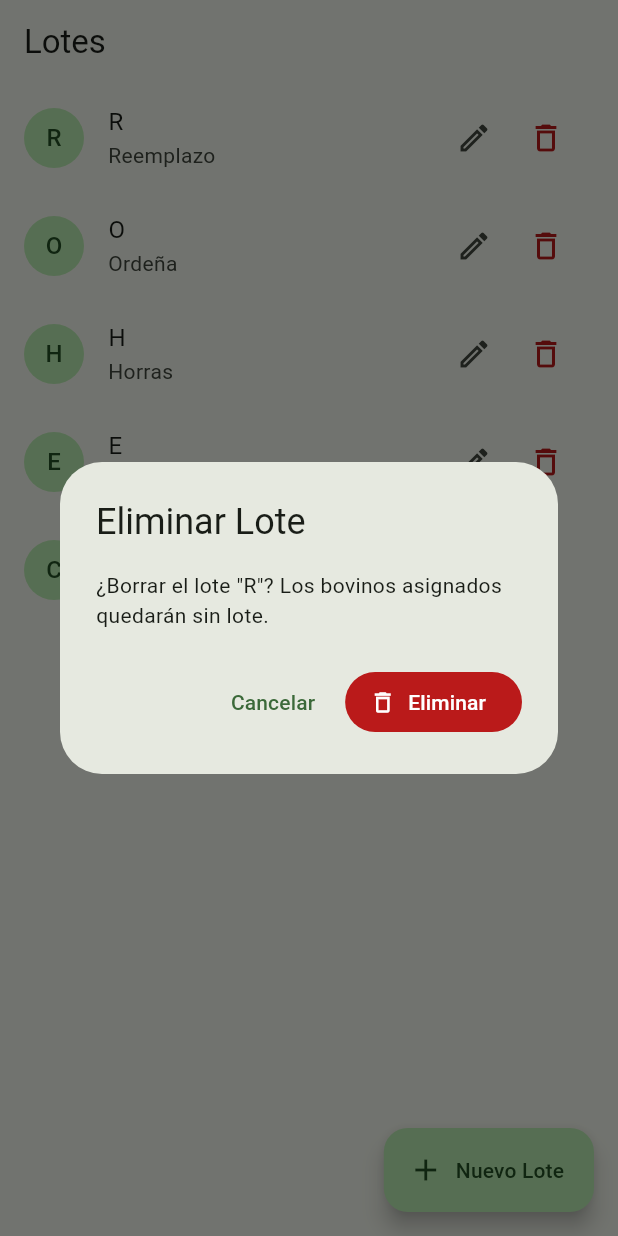
After one commit to BenyHdezM/ProjectBovine, a Flutter app: the LotesListScreen screen opened by its route, after a tap on the "delete outline" icon, on a phone screen of 412 x 824 dp. The commit adds this screen. Run offline on Flutter 3.47's test engine with Material 3 defaults, Android fonts, the phone set to English and light mode, and no system bars; our stand-ins replace drift, drift_flutter, flutter_riverpod, go_router, image_picker; accounts and stored records are empty; generated files the repository leaves out were written again.

Commit message:
feat: Lotes ahora puede modificarse y agregar mas

```diff
--- a/lib/app/router.dart
+++ b/lib/app/router.dart
@@ -4,6 +4,8 @@ import '../features/bovinos/presentation/screens/bovino_form_screen.dart';
 import '../features/bovinos/presentation/screens/bovinos_list_screen.dart';
 import '../features/duenos/presentation/screens/dueno_form_screen.dart';
 import '../features/duenos/presentation/screens/duenos_list_screen.dart';
+import '../features/lotes/presentation/screens/lote_form_screen.dart';
+import '../features/lotes/presentation/screens/lotes_list_screen.dart';
 
 final appRouter = GoRouter(
   initialLocation: '/',
@@ -38,5 +40,20 @@ final appRouter = GoRouter(
         return DuenoFormScreen(dueno: dueno);
       },
     ),
+    GoRoute(
+      path: '/lotes',
+      builder: (_, __) => const LotesListScreen(),
+    ),
+    GoRoute(
+      path: '/lotes/new',
+      builder: (_, __) => const LoteFormScreen(),
+    ),
+    GoRoute(
+      path: '/lotes/:id',
+      builder: (context, state) {
+        final lote = state.extra as Lote?;
+        return LoteFormScreen(lote: lote);
+      },
+    ),
   ],
 );
--- a/lib/core/database/app_database.dart
+++ b/lib/core/database/app_database.dart
@@ -44,13 +44,30 @@ class AppDatabase extends _$AppDatabase {
   AppDatabase() : super(_openConnection());
 
   @override
-  int get schemaVersion => 1;
+  int get schemaVersion => 2;
 
   @override
   MigrationStrategy get migration => MigrationStrategy(
         onCreate: (Migrator m) async {
           await m.createAll();
           await _seedData();
+        },
+        onUpgrade: (Migrator m, int from, int to) async {
+          if (from < 2) {
+            // Recreate lotes without the CHECK(clave IN ...) constraint
+            await customStatement('PRAGMA foreign_keys = OFF');
+            await customStatement('''
+              CREATE TABLE lotes_new (
+                id INTEGER NOT NULL PRIMARY KEY AUTOINCREMENT,
+                clave TEXT NOT NULL UNIQUE,
+                descripcion TEXT
+              )
+            ''');
+            await customStatement('INSERT INTO lotes_new SELECT id, clave, descripcion FROM lotes');
+            await customStatement('DROP TABLE lotes');
+            await customStatement('ALTER TABLE lotes_new RENAME TO lotes');
+            await customStatement('PRAGMA foreign_keys = ON');
+          }
         },
       );
 
@@ -61,6 +78,7 @@ class AppDatabase extends _$AppDatabase {
         const LotesCompanion(clave: Value('O'), descripcion: Value('Ordeña')),
         const LotesCompanion(clave: Value('H'), descripcion: Value('Horras')),
         const LotesCompanion(clave: Value('E'), descripcion: Value('Engorda')),
+        const LotesCompanion(clave: Value('C'), descripcion: Value('Crías')),
       ]);
       b.insertAll(razas, const [
         RazasCompanion(nombre: Value('Angus')),
--- a/lib/core/database/daos/bovinos_dao.dart
+++ b/lib/core/database/daos/bovinos_dao.dart
@@ -63,6 +63,16 @@ class BovinosDao extends DatabaseAccessor<AppDatabase>
 
   Future<List<Lote>> getAllLotes() => select(db.lotes).get();
   Stream<List<Lote>> watchAllLotes() => select(db.lotes).watch();
+
+  Future<int> insertLote(LotesCompanion lote) => into(db.lotes).insert(lote);
+
+  Future<bool> updateLote(LotesCompanion lote) => update(db.lotes).replace(lote);
+
+  Future<void> deleteLoteClean(int id) => transaction(() async {
+        await (update(db.bovinos)..where((b) => b.loteId.equals(id)))
+            .write(const BovinosCompanion(loteId: Value(null)));
+        await (delete(db.lotes)..where((l) => l.id.equals(id))).go();
+      });
 
   /// Inserta un bovino y opcionalmente le asigna un dueño en una transacción.
   Future<int> insertBovinoWithDueno(
--- a/lib/core/database/tables/lotes_table.dart
+++ b/lib/core/database/tables/lotes_table.dart
@@ -3,7 +3,6 @@ import 'package:drift/drift.dart';
 class Lotes extends Table {
   IntColumn get id => integer().autoIncrement()();
   // R=Reemplazo, O=Ordeña, H=Horras, E=Engorda
-  TextColumn get clave =>
-      text().customConstraint("NOT NULL UNIQUE CHECK(clave IN ('R','O','H','E'))")();
+  TextColumn get clave => text().customConstraint('NOT NULL UNIQUE')();
   TextColumn get descripcion => text().nullable()();
 }
--- a/lib/features/bovinos/presentation/screens/bovino_form_screen.dart
+++ b/lib/features/bovinos/presentation/screens/bovino_form_screen.dart
@@ -370,7 +370,10 @@ class _BovinoFormScreenState extends ConsumerState<BovinoFormScreen> {
                 lotesAsync.when(
                   loading: () => const LinearProgressIndicator(),
                   error: (_, __) => const SizedBox(),
-                  data: (lotes) => DropdownButtonFormField<int>(
+                  data: (lotes) => Row(
+                    children: [
+                      Expanded(
+                        child: DropdownButtonFormField<int>(
                           initialValue: _loteId,
                           decoration: const InputDecoration(
                             labelText: 'Lote',
@@ -379,10 +382,19 @@ class _BovinoFormScreenState extends ConsumerState<BovinoFormScreen> {
                           items: lotes
                               .map((l) => DropdownMenuItem(
                                     value: l.id,
-                              child: Text('${l.clave} — ${l.descripcion ?? ''}'),
+                                    child: Text(
+                                        '${l.clave} — ${l.descripcion ?? ''}'),
                                   ))
                               .toList(),
                           onChanged: (v) => setState(() => _loteId = v),
+                        ),
+                      ),
+                      IconButton(
+                        icon: const Icon(Icons.add_box_outlined),
+                        tooltip: 'Nuevo lote',
+                        onPressed: () => context.push('/lotes/new'),
+                      ),
+                    ],
                   ),
                 ),
                 const SizedBox(height: 16),
--- a/lib/features/bovinos/presentation/screens/bovinos_list_screen.dart
+++ b/lib/features/bovinos/presentation/screens/bovinos_list_screen.dart
@@ -113,6 +113,11 @@ class _BovinosListScreenState extends ConsumerState<BovinosListScreen> {
                 }
               },
             ),
+          IconButton(
+            icon: const Icon(Icons.category_outlined),
+            tooltip: 'Lotes',
+            onPressed: () => context.push('/lotes'),
+          ),
           IconButton(
             icon: const Icon(Icons.people_outline),
             tooltip: 'Dueños',
--- /dev/null
+++ b/lib/features/lotes/presentation/screens/lotes_list_screen.dart
@@ -0,0 +1,108 @@
+import 'package:flutter/material.dart';
+import 'package:flutter_riverpod/flutter_riverpod.dart';
+import 'package:go_router/go_router.dart';
+import '../../../../core/database/app_database.dart';
+import '../../../../core/providers/database_provider.dart';
+import '../../../bovinos/presentation/providers/bovinos_providers.dart';
+
+class LotesListScreen extends ConsumerStatefulWidget {
+  const LotesListScreen({super.key});
+
+  @override
+  ConsumerState<LotesListScreen> createState() => _LotesListScreenState();
+}
+
+class _LotesListScreenState extends ConsumerState<LotesListScreen> {
+  Future<void> _deleteLote(Lote lote) async {
+    final confirm = await showDialog<bool>(
+      context: context,
+      builder: (ctx) => AlertDialog(
+        title: const Text('Eliminar Lote'),
+        content: Text(
+            '¿Borrar el lote "${lote.clave}"? Los bovinos asignados quedarán sin lote.'),
+        actions: [
+          TextButton(
+            onPressed: () => Navigator.pop(ctx, false),
+            child: const Text('Cancelar'),
+          ),
+          FilledButton.icon(
+            icon: const Icon(Icons.delete_outline, size: 18),
+            label: const Text('Eliminar'),
+            onPressed: () => Navigator.pop(ctx, true),
+            style: FilledButton.styleFrom(
+              backgroundColor: Theme.of(context).colorScheme.error,
+            ),
+          ),
+        ],
+      ),
+    );
+
+    if (confirm == true && mounted) {
+      final messenger = ScaffoldMessenger.of(context);
+      try {
+        await ref.read(appDatabaseProvider).bovinosDao.deleteLoteClean(lote.id);
+        if (mounted) {
+          messenger.showSnackBar(
+            SnackBar(content: Text('Lote "${lote.clave}" eliminado')),
+          );
+        }
+      } catch (e) {
+        if (mounted) {
+          messenger.showSnackBar(
+            SnackBar(content: Text('Error al eliminar: $e')),
+          );
+        }
+      }
+    }
+  }
+
+  @override
+  Widget build(BuildContext context) {
+    final lotesAsync = ref.watch(lotesListProvider);
+
+    return Scaffold(
+      appBar: AppBar(title: const Text('Lotes')),
+      body: lotesAsync.when(
+        loading: () => const Center(child: CircularProgressIndicator()),
+        error: (e, _) => Center(child: Text('Error: $e')),
+        data: (lotes) => lotes.isEmpty
+            ? const Center(child: Text('No hay lotes registrados.'))
+            : ListView.builder(
+                itemCount: lotes.length,
+                itemBuilder: (context, index) {
+                  final l = lotes[index];
+                  return ListTile(
+                    leading: CircleAvatar(child: Text(l.clave)),
+                    title: Text(l.clave),
+                    subtitle:
+                        l.descripcion != null ? Text(l.descripcion!) : null,
+                    trailing: Row(
+                      mainAxisSize: MainAxisSize.min,
+                      children: [
+                        IconButton(
+                          icon: const Icon(Icons.edit_outlined),
+                          tooltip: 'Editar',
+                          onPressed: () =>
+                              context.push('/lotes/${l.id}', extra: l),
+                        ),
+                        IconButton(
+                          icon: const Icon(Icons.delete_outline),
+                          tooltip: 'Eliminar',
+                          color: Theme.of(context).colorScheme.error,
+                          onPressed: () => _deleteLote(l),
+                        ),
+                      ],
+                    ),
+                    onTap: () => context.push('/lotes/${l.id}', extra: l),
+                  );
+                },
+              ),
+      ),
+      floatingActionButton: FloatingActionButton.extended(
+        onPressed: () => context.push('/lotes/new'),
+        icon: const Icon(Icons.add),
+        label: const Text('Nuevo Lote'),
+      ),
+    );
+  }
+}
```
Also changed, not shown: lib/features/lotes/presentation/providers/lotes_providers.dart (added, +34 -0 lines), lib/features/lotes/presentation/screens/lote_form_screen.dart (added, +202 -0 lines), lib/core/database/app_database.g.dart. Lines whose indentation alone changed are shown as unchanged.
